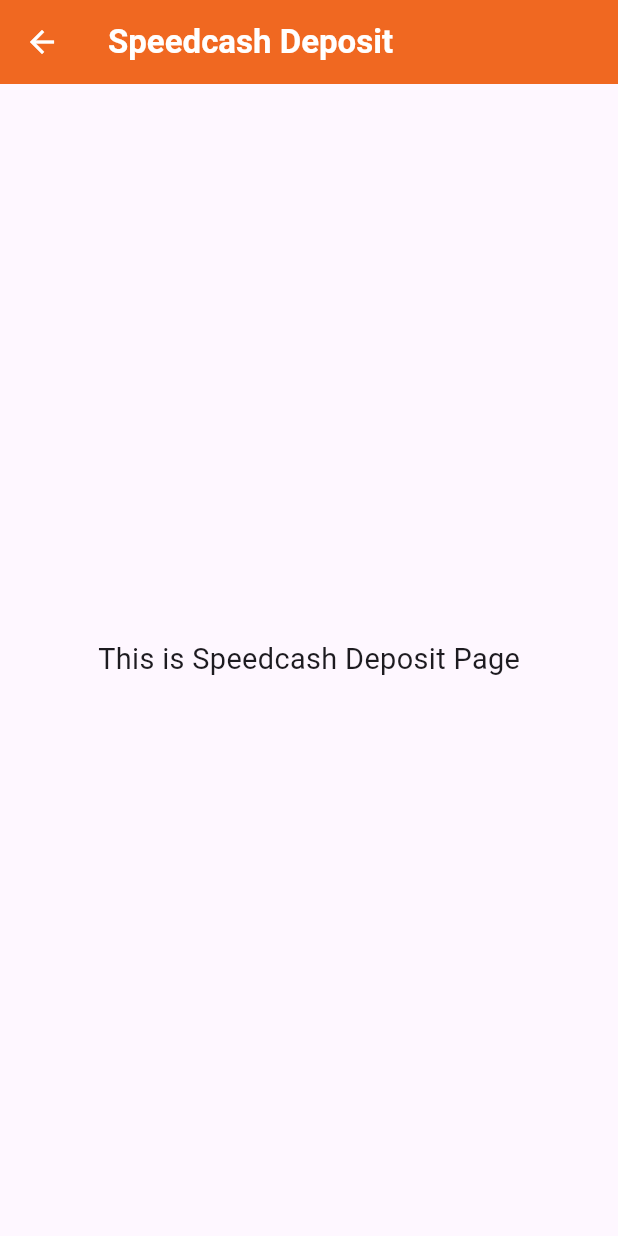
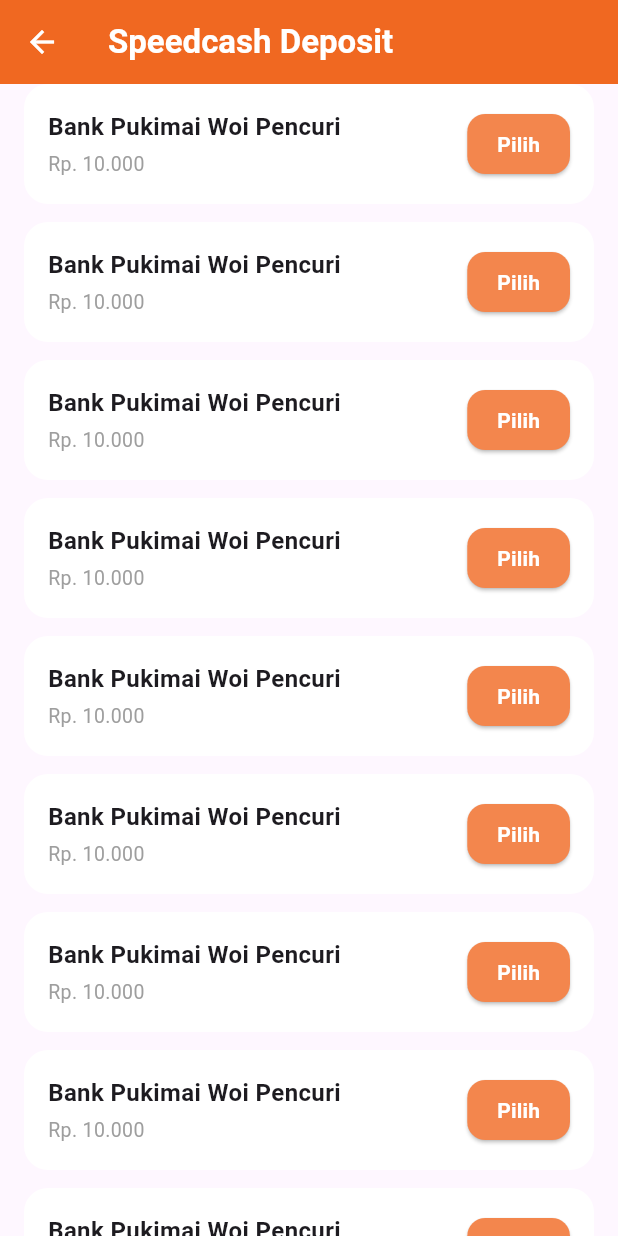
Before and after one commit to lalu-glitch/mobile-xml, a Flutter app: the SpeedcashDepositPage screen opened directly, on a phone screen of 412 x 824 dp. Run offline on Flutter 3.47's test engine with Material 3 defaults, Android fonts, the phone set to English and light mode, and no system bars; our stand-ins replace app_links, bloc, cached_network_image, dio, flutter_bloc, flutter_dotenv and 10 more; missing offline and left inert: android_id; accounts and stored records are empty.

Commit message:
slicing list bank

```diff
--- a/lib/views/home/widgets/header_card.dart
+++ b/lib/views/home/widgets/header_card.dart
@@ -37,9 +37,7 @@
                           margin: const EdgeInsets.only(bottom: 12),
                           decoration: BoxDecoration(
                             color: kWhite,
-                            borderRadius: BorderRadius.circular(
-                              8,
-                            ), // <-- radius 8
+                            borderRadius: BorderRadius.circular(8),
                           ),
                         ),
                         Container(
@@ -48,9 +46,7 @@
                           margin: const EdgeInsets.only(bottom: 12),
                           decoration: BoxDecoration(
                             color: kWhite,
-                            borderRadius: BorderRadius.circular(
-                              12,
-                            ), // <-- radius 12
+                            borderRadius: BorderRadius.circular(12),
                           ),
                         ),
                         Row(
@@ -64,9 +60,7 @@
                                 height: 50,
                                 decoration: BoxDecoration(
                                   color: kWhite,
-                                  borderRadius: BorderRadius.circular(
-                                    10,
-                                  ), // <-- radius 10
+                                  borderRadius: BorderRadius.circular(10),
                                 ),
                               ),
                             );
--- a/lib/views/speedcash/pages/speedcash_deposit.dart
+++ b/lib/views/speedcash/pages/speedcash_deposit.dart
@@ -1,6 +1,7 @@
 import 'package:flutter/material.dart';
 
 import '../../../core/helper/constant_finals.dart';
+import '../widgets/bank_card.dart';
 
 class SpeedcashDepositPage extends StatelessWidget {
   const SpeedcashDepositPage({super.key});
@@ -17,10 +18,19 @@
         backgroundColor: kOrange,
         iconTheme: const IconThemeData(color: kWhite),
       ),
-      body: Center(
-        child: Text(
-          "This is Speedcash Deposit Page",
-          style: TextStyle(fontSize: Screen.kSize20),
+      body: SafeArea(
+        child: Padding(
+          padding: EdgeInsetsGeometry.symmetric(vertical: 0, horizontal: 16),
+          child: ListView.builder(
+            itemCount: 100,
+            itemBuilder: (context, int index) {
+              return BankCard(
+                title: 'Bank Pukimai Woi Pencuri',
+                minimumTopUp: 'Rp. 10.000',
+                onTap: () {},
+              );
+            },
+          ),
         ),
       ),
     );
--- /dev/null
+++ b/lib/views/speedcash/widgets/bank_card.dart
@@ -0,0 +1,76 @@
+import 'package:flutter/material.dart';
+
+import '../../../core/helper/constant_finals.dart';
+
+class BankCard extends StatelessWidget {
+  final String title;
+  final String minimumTopUp;
+  final VoidCallback onTap;
+  const BankCard({
+    required this.title,
+    required this.minimumTopUp,
+    required this.onTap,
+    super.key,
+  });
+
+  @override
+  Widget build(BuildContext context) {
+    return Card(
+      elevation: 0,
+      shadowColor: Colors.black12,
+      shape: RoundedRectangleBorder(borderRadius: BorderRadius.circular(16)),
+      color: kWhite,
+      margin: const EdgeInsets.only(bottom: 12),
+      child: Padding(
+        padding: const EdgeInsets.all(16),
+        child: Row(
+          mainAxisAlignment: MainAxisAlignment.spaceBetween,
+          children: [
+            Row(
+              children: [
+                Column(
+                  crossAxisAlignment: CrossAxisAlignment.start,
+                  children: [
+                    Text(
+                      title,
+                      style: TextStyle(
+                        fontSize: 16,
+                        fontWeight: FontWeight.w600,
+                      ),
+                      overflow: TextOverflow.ellipsis,
+                    ),
+                    SizedBox(height: 4),
+                    Text(
+                      minimumTopUp,
+                      style: TextStyle(fontSize: 13, color: Colors.grey),
+                      overflow: TextOverflow.ellipsis,
+                    ),
+                  ],
+                ),
+              ],
+            ),
+            // Tombol Pilih
+            ElevatedButton(
+              style: ElevatedButton.styleFrom(
+                backgroundColor: kOrangeAccent400,
+                foregroundColor: Colors.white,
+                padding: const EdgeInsets.symmetric(
+                  horizontal: 20,
+                  vertical: 10,
+                ),
+                shape: RoundedRectangleBorder(
+                  borderRadius: BorderRadius.circular(12),
+                ),
+              ),
+              onPressed: onTap,
+              child: const Text(
+                'Pilih',
+                style: TextStyle(fontWeight: FontWeight.w600),
+              ),
+            ),
+          ],
+        ),
+      ),
+    );
+  }
+}
```
